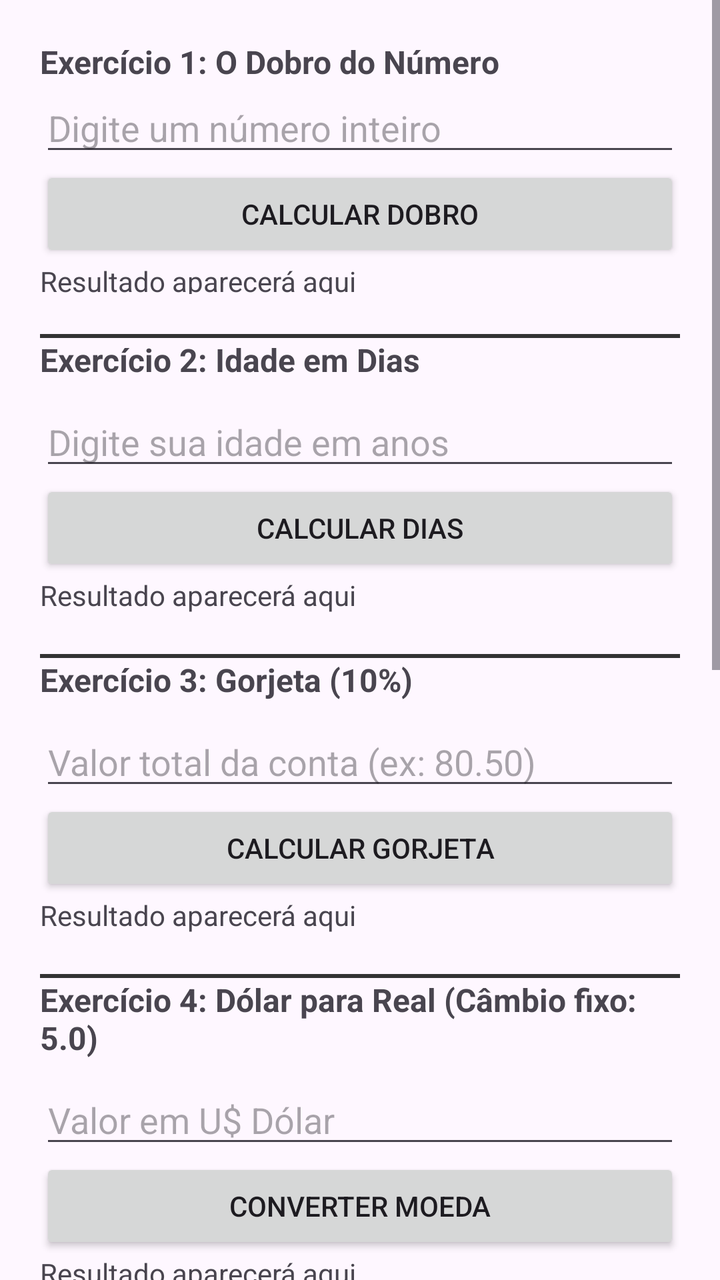
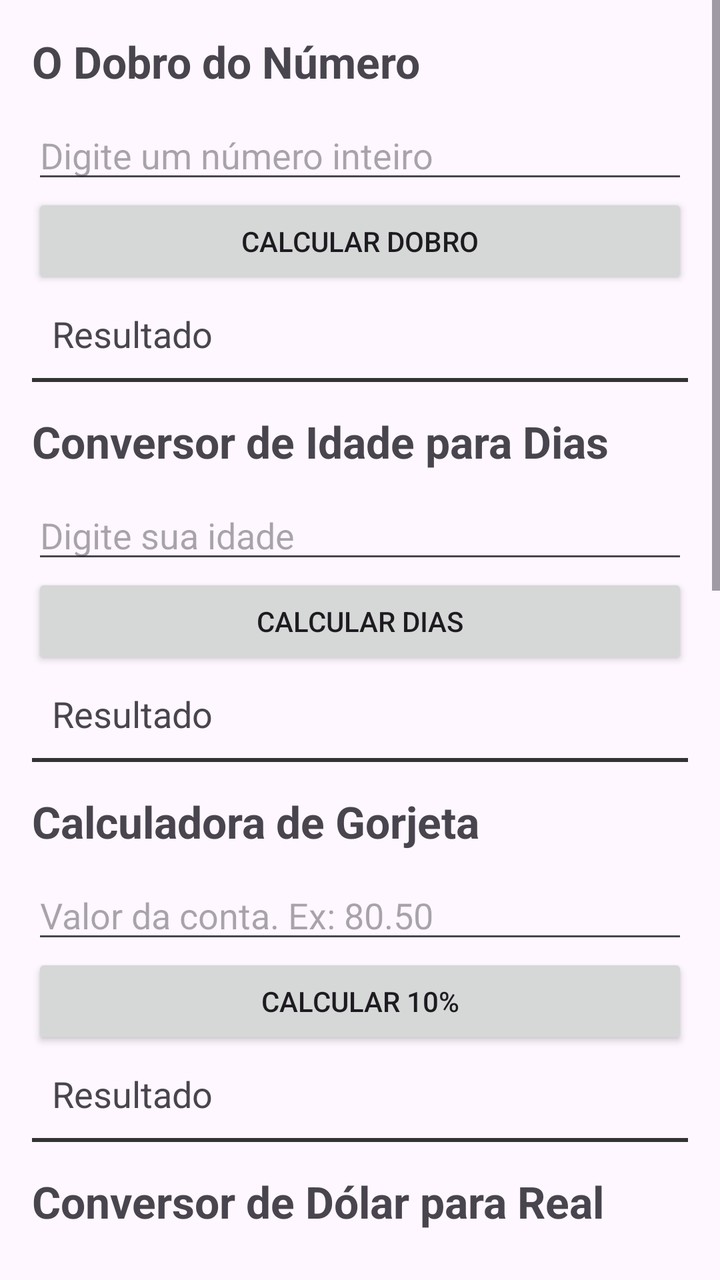

Compare the two renders of this Android layout. The source of the first and the diff that turns it into the second are given below.
<!-- AndroidManifest.xml: application theme Theme.Aplicativopan -->
<!-- res/layout/exercicio_nota.xml -->
<?xml version="1.0" encoding="utf-8"?>
<ScrollView xmlns:android="http://schemas.android.com/apk/res/android"
    android:layout_width="match_parent"
    android:layout_height="match_parent">

    <LinearLayout
        android:layout_width="match_parent"
        android:layout_height="wrap_content"
        android:orientation="vertical"
        android:padding="20dp">

        
        <TextView
            android:layout_width="match_parent"
            android:layout_height="wrap_content"
            android:text="Exercício 1: O Dobro do Número"
            android:textSize="16sp"
            android:textStyle="bold" />

        <EditText
            android:id="@+id/edtexec1"
            android:layout_width="match_parent"
            android:layout_height="wrap_content"
            android:hint="Digite um número inteiro"
            android:inputType="numberSigned" />

        <Button
            android:id="@+id/btnexec1"
            android:layout_width="match_parent"
            android:layout_height="wrap_content"
            android:text="CALCULAR DOBRO" />


        <TextView
            android:id="@+id/txtexec1"
            android:layout_width="381dp"
            android:layout_height="36dp"
            android:paddingBottom="20dp"
            android:text="Resultado aparecerá aqui" />

        <TextView
            android:layout_width="match_parent"
            android:layout_height="2dp"
            android:background= "#333333"
            android:text=""
            />

        
        <TextView
            android:layout_width="match_parent"
            android:layout_height="wrap_content"
            android:text="Exercício 2: Idade em Dias"
            android:textSize="16sp"
            android:textStyle="bold"
            android:paddingBottom="8dp" />

        <EditText
            android:id="@+id/edtexec2"
            android:layout_width="match_parent"
            android:layout_height="wrap_content"
            android:hint="Digite sua idade em anos"
            android:inputType="number" />

        <Button
            android:id="@+id/btnexec2"
            android:layout_width="match_parent"
            android:layout_height="wrap_content"
            android:text="CALCULAR DIAS" />

        <TextView
            android:id="@+id/txtexec2"
            android:layout_width="match_parent"
            android:layout_height="wrap_content"
            android:text="Resultado aparecerá aqui"
            android:paddingBottom="20dp" />

        <TextView
            android:layout_width="match_parent"
            android:layout_height="2dp"
            android:background="#333333"
            android:text=""
            />


        
        <TextView
            android:layout_width="match_parent"
            android:layout_height="wrap_content"
            android:text="Exercício 3: Gorjeta (10%)"
            android:textSize="16sp"
            android:textStyle="bold"
            android:paddingBottom="8dp" />

        <EditText
            android:id="@+id/etEx3"
            android:layout_width="match_parent"
            android:layout_height="wrap_content"
            android:hint="Valor total da conta (ex: 80.50)"
            android:inputType="numberDecimal" />

        <Button
            android:id="@+id/btnEx3"
            android:layout_width="match_parent"
            android:layout_height="wrap_content"
            android:text="CALCULAR GORJETA" />

        <TextView
            android:id="@+id/tvEx3"
            android:layout_width="match_parent"
            android:layout_height="wrap_content"
            android:text="Resultado aparecerá aqui"
            android:paddingBottom="20dp" />

        <TextView
            android:layout_width="match_parent"
            android:layout_height="2dp"
            android:background="#333333"
            android:text=""
            />

        
        <TextView
            android:layout_width="match_parent"
            android:layout_height="wrap_content"
            android:text="Exercício 4: Dólar para Real (Câmbio fixo: 5.0)"
            android:textSize="16sp"
            android:textStyle="bold"
            android:paddingBottom="8dp" />

        <EditText
            android:id="@+id/etEx4"
            android:layout_width="match_parent"
            android:layout_height="wrap_content"
            android:hint="Valor em U$ Dólar"
            android:inputType="numberDecimal" />

        <Button
            android:id="@+id/btnEx4"
            android:layout_width="match_parent"
            android:layout_height="wrap_content"
            android:text="CONVERTER MOEDA" />

        <TextView
            android:id="@+id/tvEx4"
            android:layout_width="match_parent"
            android:layout_height="wrap_content"
            android:text="Resultado aparecerá aqui"
            android:paddingBottom="20dp" />

        <TextView
            android:layout_width="match_parent"
            android:layout_height="2dp"
            android:background="#333333"
            android:text=""
            />

        
        <TextView
            android:layout_width="match_parent"
            android:layout_height="wrap_content"
            android:text="Exercício 4: Dólar para Real (Câmbio fixo: 5.0)"
            android:textSize="16sp"
            android:textStyle="bold"
            android:paddingBottom="8dp" />

        <EditText
            android:id="@+id/etEx4"
            android:layout_width="match_parent"
            android:layout_height="wrap_content"
            android:hint="Valor em U$ Dólar"
            android:inputType="numberDecimal" />

        <Button
            android:id="@+id/btnEx4"
            android:layout_width="match_parent"
            android:layout_height="wrap_content"
            android:text="CONVERTER MOEDA" />

        <TextView
            android:id="@+id/tvEx4"
            android:layout_width="match_parent"
            android:layout_height="wrap_content"
            android:text="Resultado aparecerá aqui"
            android:paddingBottom="20dp" />

        <TextView
            android:layout_width="match_parent"
            android:layout_height="2dp"
            android:background="#333333"
            android:text=""
            />

        
        <TextView
            android:layout_width="match_parent"
            android:layout_height="wrap_content"
            android:text="Exercício 4: Dólar para Real (Câmbio fixo: 5.0)"
            android:textSize="16sp"
            android:textStyle="bold"
            android:paddingBottom="8dp" />

        <EditText
            android:id="@+id/etEx4"
            android:layout_width="match_parent"
            android:layout_height="wrap_content"
            android:hint="Valor em U$ Dólar"
            android:inputType="numberDecimal" />

        <Button
            android:id="@+id/btnEx4"
            android:layout_width="match_parent"
            android:layout_height="wrap_content"
            android:text="CONVERTER MOEDA" />

        <TextView
            android:id="@+id/tvEx4"
            android:layout_width="match_parent"
            android:layout_height="wrap_content"
            android:text="Resultado aparecerá aqui"
            android:paddingBottom="20dp" />

        <TextView
            android:layout_width="match_parent"
            android:layout_height="2dp"
            android:background="#333333"
            android:text=""
            />

        
        <TextView
            android:layout_width="match_parent"
            android:layout_height="wrap_content"
            android:text="Exercício 4: Dólar para Real (Câmbio fixo: 5.0)"
            android:textSize="16sp"
            android:textStyle="bold"
            android:paddingBottom="8dp" />

        <EditText
            android:id="@+id/etEx4"
            android:layout_width="match_parent"
            android:layout_height="wrap_content"
            android:hint="Valor em U$ Dólar"
            android:inputType="numberDecimal" />

        <Button
            android:id="@+id/btnEx4"
            android:layout_width="match_parent"
            android:layout_height="wrap_content"
            android:text="CONVERTER MOEDA" />

        <TextView
            android:id="@+id/tvEx4"
            android:layout_width="match_parent"
            android:layout_height="wrap_content"
            android:text="Resultado aparecerá aqui"
            android:paddingBottom="20dp" />

    </LinearLayout>

</ScrollView>
<!-- resources referenced by this layout -->
<resources>
  <style name="Theme.Aplicativopan" parent="Base.Theme.Aplicativopan" />
  <style name="Base.Theme.Aplicativopan" parent="Theme.Material3.DayNight.NoActionBar">
          
          
      </style>
</resources>

<!-- the commit's change to res/layout/exercicio_nota.xml (unified diff, before → after) -->
@@ -7,253 +7,281 @@
         android:layout_width="match_parent"
         android:layout_height="wrap_content"
         android:orientation="vertical"
-        android:padding="20dp">
-
-        
-        <TextView
-            android:layout_width="match_parent"
-            android:layout_height="wrap_content"
-            android:text="Exercício 1: O Dobro do Número"
-            android:textSize="16sp"
-            android:textStyle="bold" />
+        android:padding="16dp">
+
+        
+
+        <TextView
+            android:layout_width="match_parent"
+            android:layout_height="wrap_content"
+            android:text="O Dobro do Número"
+            android:textSize="22sp"
+            android:textStyle="bold"
+            android:paddingBottom="10dp" />
 
         <EditText
             android:id="@+id/edtexec1"
             android:layout_width="match_parent"
             android:layout_height="wrap_content"
             android:hint="Digite um número inteiro"
-            android:inputType="numberSigned" />
+            android:inputType="number" />
 
         <Button
             android:id="@+id/btnexec1"
             android:layout_width="match_parent"
             android:layout_height="wrap_content"
-            android:text="CALCULAR DOBRO" />
-
+            android:text="Calcular Dobro" />
 
         <TextView
             android:id="@+id/txtexec1"
-            android:layout_width="381dp"
-            android:layout_height="36dp"
-            android:paddingBottom="20dp"
-            android:text="Resultado aparecerá aqui" />
-
-        <TextView
-            android:layout_width="match_parent"
-            android:layout_height="2dp"
-            android:background= "#333333"
-            android:text=""
-            />
-
-        
-        <TextView
-            android:layout_width="match_parent"
-            android:layout_height="wrap_content"
-            android:text="Exercício 2: Idade em Dias"
-            android:textSize="16sp"
-            android:textStyle="bold"
-            android:paddingBottom="8dp" />
+            android:layout_width="match_parent"
+            android:layout_height="wrap_content"
+            android:text="Resultado"
+            android:textSize="18sp"
+            android:padding="10dp" />
+
+        <TextView
+            android:layout_width="match_parent"
+            android:layout_height="2dp"
+            android:background="#333333"
+            android:text="" />
+
+
+        
+
+
+        <TextView
+            android:layout_width="match_parent"
+            android:layout_height="wrap_content"
+            android:text="Conversor de Idade para Dias"
+            android:textSize="22sp"
+            android:textStyle="bold"
+            android:paddingTop="15dp"
+            android:paddingBottom="10dp" />
 
         <EditText
             android:id="@+id/edtexec2"
             android:layout_width="match_parent"
             android:layout_height="wrap_content"
-            android:hint="Digite sua idade em anos"
+            android:hint="Digite sua idade"
             android:inputType="number" />
 
         <Button
             android:id="@+id/btnexec2"
             android:layout_width="match_parent"
             android:layout_height="wrap_content"
-            android:text="CALCULAR DIAS" />
+            android:text="Calcular Dias" />
 
         <TextView
             android:id="@+id/txtexec2"
             android:layout_width="match_parent"
             android:layout_height="wrap_content"
-            android:text="Resultado aparecerá aqui"
-            android:paddingBottom="20dp" />
-
-        <TextView
-            android:layout_width="match_parent"
-            android:layout_height="2dp"
-            android:background="#333333"
-            android:text=""
-            />
-
-
-        
-        <TextView
-            android:layout_width="match_parent"
-            android:layout_height="wrap_content"
-            android:text="Exercício 3: Gorjeta (10%)"
-            android:textSize="16sp"
-            android:textStyle="bold"
-            android:paddingBottom="8dp" />
-
-        <EditText
-            android:id="@+id/etEx3"
-            android:layout_width="match_parent"
-            android:layout_height="wrap_content"
-            android:hint="Valor total da conta (ex: 80.50)"
-            android:inputType="numberDecimal" />
-
-        <Button
-            android:id="@+id/btnEx3"
-            android:layout_width="match_parent"
-            android:layout_height="wrap_content"
-            android:text="CALCULAR GORJETA" />
-
-        <TextView
-            android:id="@+id/tvEx3"
-            android:layout_width="match_parent"
-            android:layout_height="wrap_content"
-            android:text="Resultado aparecerá aqui"
-            android:paddingBottom="20dp" />
-
-        <TextView
-            android:layout_width="match_parent"
-            android:layout_height="2dp"
-            android:background="#333333"
-            android:text=""
-            />
-
-        
-        <TextView
-            android:layout_width="match_parent"
-            android:layout_height="wrap_content"
-            android:text="Exercício 4: Dólar para Real (Câmbio fixo: 5.0)"
-            android:textSize="16sp"
-            android:textStyle="bold"
-            android:paddingBottom="8dp" />
-
-        <EditText
-            android:id="@+id/etEx4"
-            android:layout_width="match_parent"
-            android:layout_height="wrap_content"
-            android:hint="Valor em U$ Dólar"
-            android:inputType="numberDecimal" />
-
-        <Button
-            android:id="@+id/btnEx4"
-            android:layout_width="match_parent"
-            android:layout_height="wrap_content"
-            android:text="CONVERTER MOEDA" />
-
-        <TextView
-            android:id="@+id/tvEx4"
-            android:layout_width="match_parent"
-            android:layout_height="wrap_content"
-            android:text="Resultado aparecerá aqui"
-            android:paddingBottom="20dp" />
-
-        <TextView
-            android:layout_width="match_parent"
-            android:layout_height="2dp"
-            android:background="#333333"
-            android:text=""
-            />
-
-        
-        <TextView
-            android:layout_width="match_parent"
-            android:layout_height="wrap_content"
-            android:text="Exercício 4: Dólar para Real (Câmbio fixo: 5.0)"
-            android:textSize="16sp"
-            android:textStyle="bold"
-            android:paddingBottom="8dp" />
-
-        <EditText
-            android:id="@+id/etEx4"
-            android:layout_width="match_parent"
-            android:layout_height="wrap_content"
-            android:hint="Valor em U$ Dólar"
-            android:inputType="numberDecimal" />
-
-        <Button
-            android:id="@+id/btnEx4"
-            android:layout_width="match_parent"
-            android:layout_height="wrap_content"
-            android:text="CONVERTER MOEDA" />
-
-        <TextView
-            android:id="@+id/tvEx4"
-            android:layout_width="match_parent"
-            android:layout_height="wrap_content"
-            android:text="Resultado aparecerá aqui"
-            android:paddingBottom="20dp" />
-
-        <TextView
-            android:layout_width="match_parent"
-            android:layout_height="2dp"
-            android:background="#333333"
-            android:text=""
-            />
-
-        
-        <TextView
-            android:layout_width="match_parent"
-            android:layout_height="wrap_content"
-            android:text="Exercício 4: Dólar para Real (Câmbio fixo: 5.0)"
-            android:textSize="16sp"
-            android:textStyle="bold"
-            android:paddingBottom="8dp" />
-
-        <EditText
-            android:id="@+id/etEx4"
-            android:layout_width="match_parent"
-            android:layout_height="wrap_content"
-            android:hint="Valor em U$ Dólar"
-            android:inputType="numberDecimal" />
-
-        <Button
-            android:id="@+id/btnEx4"
-            android:layout_width="match_parent"
-            android:layout_height="wrap_content"
-            android:text="CONVERTER MOEDA" />
-
-        <TextView
-            android:id="@+id/tvEx4"
-            android:layout_width="match_parent"
-            android:layout_height="wrap_content"
-            android:text="Resultado aparecerá aqui"
-            android:paddingBottom="20dp" />
-
-        <TextView
-            android:layout_width="match_parent"
-            android:layout_height="2dp"
-            android:background="#333333"
-            android:text=""
-            />
-
-        
-        <TextView
-            android:layout_width="match_parent"
-            android:layout_height="wrap_content"
-            android:text="Exercício 4: Dólar para Real (Câmbio fixo: 5.0)"
-            android:textSize="16sp"
-            android:textStyle="bold"
-            android:paddingBottom="8dp" />
-
-        <EditText
-            android:id="@+id/etEx4"
-            android:layout_width="match_parent"
-            android:layout_height="wrap_content"
-            android:hint="Valor em U$ Dólar"
-            android:inputType="numberDecimal" />
-
-        <Button
-            android:id="@+id/btnEx4"
-            android:layout_width="match_parent"
-            android:layout_height="wrap_content"
-            android:text="CONVERTER MOEDA" />
-
-        <TextView
-            android:id="@+id/tvEx4"
-            android:layout_width="match_parent"
-            android:layout_height="wrap_content"
-            android:text="Resultado aparecerá aqui"
-            android:paddingBottom="20dp" />
+            android:text="Resultado"
+            android:textSize="18sp"
+            android:padding="10dp" />
+
+        <TextView
+            android:layout_width="match_parent"
+            android:layout_height="2dp"
+            android:background="#333333"
+            android:text="" />
+
+
+        
+
+
+        <TextView
+            android:layout_width="match_parent"
+            android:layout_height="wrap_content"
+            android:text="Calculadora de Gorjeta"
+            android:textSize="22sp"
+            android:textStyle="bold"
+            android:paddingTop="15dp"
+            android:paddingBottom="10dp" />
+
+        <EditText
+            android:id="@+id/edtexec3"
+            android:layout_width="match_parent"
+            android:layout_height="wrap_content"
+            android:hint="Valor da conta. Ex: 80.50"
+            android:inputType="numberDecimal" />
+
+        <Button
+            android:id="@+id/btnexec3"
+            android:layout_width="match_parent"
+            android:layout_height="wrap_content"
+            android:text="Calcular 10%" />
+
+        <TextView
+            android:id="@+id/txtexec3"
+            android:layout_width="match_parent"
+            android:layout_height="wrap_content"
+            android:text="Resultado"
+            android:textSize="18sp"
+            android:padding="10dp" />
+
+        <TextView
+            android:layout_width="match_parent"
+            android:layout_height="2dp"
+            android:background="#333333"
+            android:text="" />
+
+        
+
+
+        <TextView
+            android:layout_width="match_parent"
+            android:layout_height="wrap_content"
+            android:text="Conversor de Dólar para Real"
+            android:textSize="22sp"
+            android:textStyle="bold"
+            android:paddingTop="15dp"
+            android:paddingBottom="10dp" />
+
+        <EditText
+            android:id="@+id/edtexec4"
+            android:layout_width="match_parent"
+            android:layout_height="wrap_content"
+            android:hint="Digite o valor"
+            android:inputType="numberDecimal" />
+
+        <Button
+            android:id="@+id/btnexec4"
+            android:layout_width="match_parent"
+            android:layout_height="wrap_content"
+            android:text="Converter para Real" />
+
+        <TextView
+            android:id="@+id/txtexec4"
+            android:layout_width="match_parent"
+            android:layout_height="wrap_content"
+            android:text="Resultado"
+            android:textSize="18sp"
+            android:padding="10dp" />
+
+        <TextView
+            android:layout_width="match_parent"
+            android:layout_height="2dp"
+            android:background="#333333"
+            android:text="" />
+
+        
+
+
+        <TextView
+            android:layout_width="match_parent"
+            android:layout_height="wrap_content"
+            android:text="Média de Duas Notas"
+            android:textSize="22sp"
+            android:textStyle="bold"
+            android:paddingTop="15dp"
+            android:paddingBottom="10dp" />
+
+        <EditText
+            android:id="@+id/nota1exec5"
+            android:layout_width="match_parent"
+            android:layout_height="wrap_content"
+            android:hint="Digite a Nota 1"
+            android:inputType="numberDecimal" />
+
+        <EditText
+            android:id="@+id/nota2exec5"
+            android:layout_width="match_parent"
+            android:layout_height="wrap_content"
+            android:hint="Digite a Nota 2"
+            android:inputType="numberDecimal" />
+
+        <Button
+            android:id="@+id/btnexec5"
+            android:layout_width="match_parent"
+            android:layout_height="wrap_content"
+            android:text="Calcular Média" />
+
+        <TextView
+            android:id="@+id/txtexec5"
+            android:layout_width="match_parent"
+            android:layout_height="wrap_content"
+            android:text="Resultado"
+            android:textSize="18sp"
+            android:padding="10dp" />
+
+        <TextView
+            android:layout_width="match_parent"
+            android:layout_height="2dp"
+            android:background="#333333"
+            android:text="" />
+
+        
+
+
+        <TextView
+            android:layout_width="match_parent"
+            android:layout_height="wrap_content"
+            android:text="Classificador por Idade"
+            android:textSize="22sp"
+            android:textStyle="bold"
+            android:paddingTop="15dp"
+            android:paddingBottom="10dp" />
+
+        <EditText
+            android:id="@+id/edtexec6"
+            android:layout_width="match_parent"
+            android:layout_height="wrap_content"
+            android:hint="Digite a idade"
+            android:inputType="number" />
+
+        <Button
+            android:id="@+id/btnexec6"
+            android:layout_width="match_parent"
+            android:layout_height="wrap_content"
+            android:text="Classificar" />
+
+        <TextView
+            android:id="@+id/txtexec6"
+            android:layout_width="match_parent"
+            android:layout_height="wrap_content"
+            android:text="Resultado"
+            android:textSize="18sp"
+            android:padding="10dp" />
+
+        <TextView
+            android:layout_width="match_parent"
+            android:layout_height="2dp"
+            android:background="#333333"
+            android:text="" />
+
+        
+
+
+        <TextView
+            android:layout_width="match_parent"
+            android:layout_height="wrap_content"
+            android:text="Desconto Progressivo"
+            android:textSize="22sp"
+            android:textStyle="bold"
+            android:paddingTop="15dp"
+            android:paddingBottom="10dp" />
+
+        <EditText
+            android:id="@+id/edtexec7"
+            android:layout_width="match_parent"
+            android:layout_height="wrap_content"
+            android:hint="Digite o valor da compra"
+            android:inputType="numberDecimal" />
+
+        <Button
+            android:id="@+id/btnexec7"
+            android:layout_width="match_parent"
+            android:layout_height="wrap_content"
+            android:text="Calcular Desconto" />
+
+        <TextView
+            android:id="@+id/txtexec7"
+            android:layout_width="match_parent"
+            android:layout_height="wrap_content"
+            android:text="Resultado"
+            android:textSize="18sp"
+            android:padding="10dp" />
 
     </LinearLayout>
 
